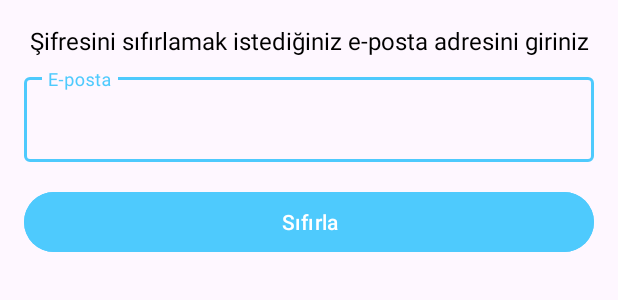
After one commit to fcatadev/NewsPaper, an Android app: the layout bottom_sheet_forgot_password.xml on its own in the app's theme, with its tools: preview values and no code run, on a phone screen of 412 x 824 dp. The commit adds this screen. Shown: the top 300 px of the screen. Run offline under Robolectric (Android 15) with nearby library versions, the phone set to English and light mode, and no system bars.

Commit message:
I forgot my password structure was set up and e-mails were sent.

```diff
--- a/app/src/main/java/com/example/newspaper/ui/auth/login/LoginViewEvent.kt
+++ b/app/src/main/java/com/example/newspaper/ui/auth/login/LoginViewEvent.kt
@@ -8,4 +8,8 @@ sealed class LoginViewEvent {
 
     object IncorrectLogin : LoginViewEvent()
 
+    data class ShowMessage(val message: String) : LoginViewEvent()
+
+    data class ShowError(val error: String) : LoginViewEvent()
+
 }
--- /dev/null
+++ b/app/src/main/res/layout/bottom_sheet_forgot_password.xml
@@ -0,0 +1,52 @@
+<?xml version="1.0" encoding="utf-8"?>
+<layout xmlns:android="http://schemas.android.com/apk/res/android"
+    xmlns:tools="http://schemas.android.com/tools">
+
+    <data>
+        <variable
+            name="viewModel"
+            type="com.example.newspaper.ui.auth.login.LoginViewModel" />
+    </data>
+
+    <LinearLayout
+        android:layout_width="match_parent"
+        android:layout_height="wrap_content"
+        android:orientation="vertical"
+        android:padding="16dp"
+        tools:ignore="MissingConstraints">
+
+        <TextView
+            android:layout_width="match_parent"
+            android:layout_height="wrap_content"
+            android:text="@string/email_for_forgot_password"
+            android:textSize="16sp"
+            android:textColor="@color/black"
+            android:paddingBottom="8dp"
+            android:gravity="center" />
+
+        <com.google.android.material.textfield.TextInputLayout
+            android:layout_width="match_parent"
+            android:layout_height="wrap_content"
+            android:hint="@string/login_email">
+
+            <com.google.android.material.textfield.TextInputEditText
+                android:id="@+id/etEmail"
+                android:layout_width="match_parent"
+                android:layout_height="wrap_content"
+                android:inputType="textEmailAddress"
+                android:text="@={viewModel.inputState.email}" />
+
+        </com.google.android.material.textfield.TextInputLayout>
+
+        <Button
+            android:id="@+id/btnResetPassword"
+            android:layout_width="match_parent"
+            android:layout_height="wrap_content"
+            android:backgroundTint="@color/primary"
+            android:textColor="@color/white"
+            android:text="@string/reset"
+            android:layout_marginTop="16dp" />
+
+    </LinearLayout>
+
+</layout>
--- a/app/src/main/res/values/strings.xml
+++ b/app/src/main/res/values/strings.xml
@@ -10,6 +10,7 @@
     <string name="then">Daha sonra</string>
     <string name="update">Güncelle</string>
     <string name="ok">Tamam</string>
+    <string name="reset">Sıfırla</string>
 
     <!-- Maintenance -->
     <string name="maintenance_header">Bakımdayız…</string>
@@ -24,6 +25,8 @@
     <string name="forgot_password">Şifremi Unuttum</string>
     <string name="remember_me">Beni hatırla</string>
     <string name="incorrect_login">Giriş bilgileriniz hatalıdır, lütfen tekrar deneyiniz.</string>
+    <string name="email_for_forgot_password">Şifresini sıfırlamak istediğiniz e-posta adresini giriniz</string>
+    <string name="please_enter_email">Lütfen e-posta adresini giriniz.</string>
 
     <!-- Register -->
     <string name="register_header">Haberlerden uzak kalma, hemen kayıt ol!</string>
```
Also changed, not shown: app/src/main/java/com/example/newspaper/ui/auth/login/ForgotPasswordBottomSheet.kt (added, +44 -0 lines), app/src/main/java/com/example/newspaper/ui/auth/login/LoginFragment.kt (+24 -0 lines), app/src/main/java/com/example/newspaper/ui/auth/login/LoginViewModel.kt (+11 -0 lines).
